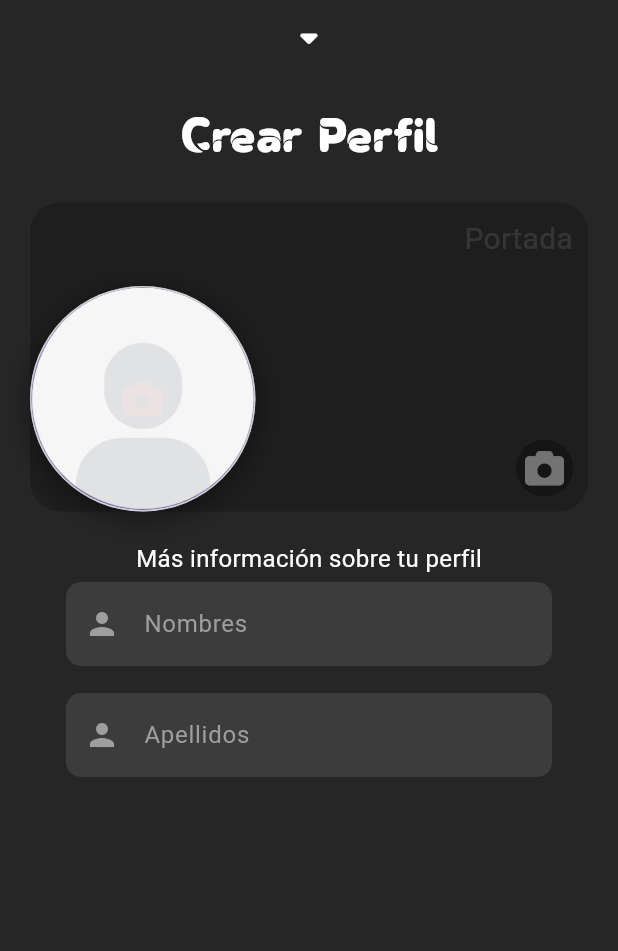
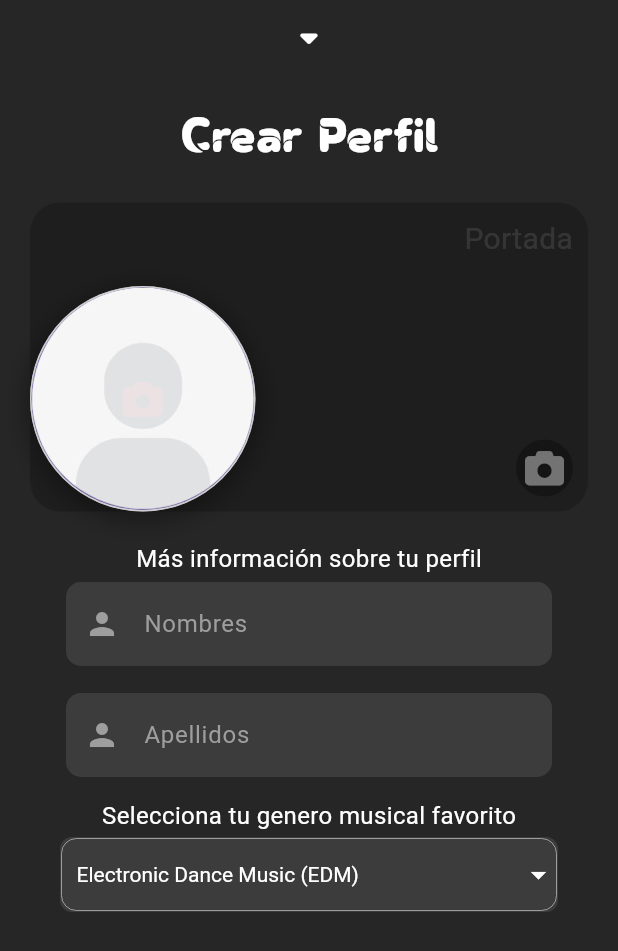
Before and after one commit to victorardila/beatconnect-nextgen-newui, a Flutter app: the ProfileView screen opened directly with empty values, on a phone screen of 412 x 824 dp. Shown: the top 951 px of the screen. Run offline on Flutter 3.47's test engine with Material 3 defaults, Android fonts, the phone set to English and light mode, and no system bars; our stand-ins replace flutter_svg, font_awesome_flutter, get, get_storage, image_picker; accounts and stored records are empty.

Commit message:
Componente dropdown animado creado v1

```diff
--- a/lib/ui/auth/modules/forgotpassword_view.dart
+++ b/lib/ui/auth/modules/forgotpassword_view.dart
@@ -77,7 +77,7 @@ class _ForgotPasswordViewState extends State<ForgotPasswordView> {
   Future<void> loadCountries() async {
     // Cargar el archivo JSON desde los assets
     final String response =
-        await rootBundle.loadString('assets/json/Phone_codes.json');
+        await rootBundle.loadString('assets/json/phone_codes.json');
     final List<dynamic> data = json.decode(response);
 
     setState(() {
@@ -169,6 +169,7 @@ class _ForgotPasswordViewState extends State<ForgotPasswordView> {
                                   children: [
                                     if (showDropdown)
                                       AnimatedDropdown<Country>(
+                                        width: 112.0,
                                         hint: 'Seleccione un país',
                                         items: countries,
                                         selectedItem:
--- a/lib/ui/auth/modules/profile_view.dart
+++ b/lib/ui/auth/modules/profile_view.dart
@@ -1,10 +1,33 @@
+import 'package:beatconnect_app/ui/widgets/animated_dropdown.dart';
 import 'package:beatconnect_app/ui/widgets/animated_textfield.dart';
 import 'package:beatconnect_app/ui/widgets/logotype.dart';
 import 'package:flutter/cupertino.dart';
 import 'package:flutter/material.dart';
 import 'package:font_awesome_flutter/font_awesome_flutter.dart';
 import 'package:image_picker/image_picker.dart';
+import 'package:flutter/services.dart';
+import 'dart:convert';
 import 'dart:io';
+
+class MusicalStyle {
+  final int id;
+  final String name;
+  final String description;
+
+  MusicalStyle({
+    required this.id,
+    required this.name,
+    required this.description,
+  });
+
+  factory MusicalStyle.fromJson(Map<String, dynamic> json) {
+    return MusicalStyle(
+      id: json['id'],
+      name: json['name'],
+      description: json['description'],
+    );
+  }
+}
 
 class ProfileView extends StatefulWidget {
   final VoidCallback onClose;
@@ -27,6 +50,29 @@ class _ProfileViewState extends State<ProfileView>
   bool isPressedCamera = false;
   String? avatarImagePath; // Para la imagen de perfil
   String? coverImagePath; // Para la imagen de portada
+
+  MusicalStyle? selectedMusicalStyle; // Para el género musical seleccionado
+  List<MusicalStyle> musicalStyles = [];
+
+  Future<void> loadMusicalStyles() async {
+    try {
+      final String response =
+          await rootBundle.loadString('assets/json/musical_styles.json');
+      final Map<String, dynamic> data = json.decode(response);
+
+      setState(() {
+        musicalStyles = (data['musical_styles'] as List)
+            .map((style) => MusicalStyle.fromJson(style))
+            .toList();
+
+        if (musicalStyles.isNotEmpty) {
+          selectedMusicalStyle = musicalStyles.first;
+        }
+      });
+    } catch (e) {
+      print("Error loading musical styles: $e");
+    }
+  }
 
   Future<void> _pickAvatarImage() async {
     final ImagePicker _picker = ImagePicker();
@@ -65,6 +111,7 @@ class _ProfileViewState extends State<ProfileView>
       duration: Duration(seconds: 1),
       vsync: this,
     )..repeat(reverse: true);
+    loadMusicalStyles(); // Cargar los estilos musicales
   }
 
   @override
@@ -72,6 +119,8 @@ class _ProfileViewState extends State<ProfileView>
     _animationController.dispose();
     name.dispose();
     lastname.dispose();
+    nameFocusNode.dispose();
+    lastnameFocusNode.dispose();
     super.dispose();
   }
 
@@ -80,7 +129,7 @@ class _ProfileViewState extends State<ProfileView>
     return Scaffold(
       backgroundColor: Color(0xFF262626),
       body: LayoutBuilder(
-        builder: (context, raints) {
+        builder: (context, constraints) {
           return SingleChildScrollView(
             child: Container(
               padding: EdgeInsets.symmetric(horizontal: 20),
@@ -119,8 +168,7 @@ class _ProfileViewState extends State<ProfileView>
                           Container(
                             decoration: BoxDecoration(
                               image: DecorationImage(
-                                image: FileImage(File(
-                                    coverImagePath!)), // Cambia a FileImage
+                                image: FileImage(File(coverImagePath!)),
                                 fit: BoxFit.cover,
                               ),
                               borderRadius:
@@ -159,36 +207,28 @@ class _ProfileViewState extends State<ProfileView>
                                 isPressedAvatar = false;
                               });
                             },
-                            onTap:
-                                _pickAvatarImage, // Cambia a _pickAvatarImage
+                            onTap: _pickAvatarImage,
                             child: Stack(
                               alignment: Alignment.center,
                               children: [
-                                // Contenedor que envuelve el CircleAvatar
                                 Container(
                                   decoration: BoxDecoration(
                                     shape: BoxShape.circle,
-                                    color: Colors
-                                        .white, // Color de fondo del borde
+                                    color: Colors.white,
                                     boxShadow: [
                                       BoxShadow(
                                         color: isPressedAvatar
-                                            ? Color.fromRGBO(0, 0, 0,
-                                                0.7) // Aumenta la opacidad de la sombra
-                                            : Color.fromRGBO(0, 0, 0,
-                                                0.3), // Aumenta la opacidad de la sombra
-                                        blurRadius:
-                                            12.0, // Aumenta el radio de difuminado
-                                        spreadRadius:
-                                            4.0, // Aumenta el tamaño de la sombra
-                                        offset: Offset(0,
-                                            4), // Aumenta la dirección de la sombra
+                                            ? Color.fromRGBO(0, 0, 0, 0.7)
+                                            : Color.fromRGBO(0, 0, 0, 0.3),
+                                        blurRadius: 12.0,
+                                        spreadRadius: 4.0,
+                                        offset: Offset(0, 4),
                                       ),
                                     ],
                                     border: Border.all(
                                       color: Color.fromRGBO(158, 158, 158, .2)
-                                          .withOpacity(0.5), // Color del borde
-                                      width: 1.0, // Ancho del borde
+                                          .withOpacity(0.5),
+                                      width: 1.0,
                                     ),
                                   ),
                                   child: CircleAvatar(
@@ -203,8 +243,7 @@ class _ProfileViewState extends State<ProfileView>
                                 Positioned(
                                   child: Container(
                                     decoration: BoxDecoration(
-                                      color: Colors
-                                          .transparent, // Asegúrate de establecer un color de fondo
+                                      color: Colors.transparent,
                                       shape: BoxShape.circle,
                                     ),
                                     padding: EdgeInsets.all(6),
@@ -221,7 +260,7 @@ class _ProfileViewState extends State<ProfileView>
                             ),
                           ),
                         ),
-                        //Imagen de portada
+                        // Imagen de portada
                         Positioned(
                           right: 10,
                           bottom: 10,
@@ -241,7 +280,7 @@ class _ProfileViewState extends State<ProfileView>
                                 isPressedCamera = false;
                               });
                             },
-                            onTap: _pickCoverImage, // Cambia a _pickCoverImage
+                            onTap: _pickCoverImage,
                             child: Container(
                               decoration: BoxDecoration(
                                 color: isPressedCamera
@@ -291,6 +330,26 @@ class _ProfileViewState extends State<ProfileView>
                           },
                         ),
                         SizedBox(height: 10),
+                        Text(
+                          'Selecciona tu genero musical favorito',
+                          style: TextStyle(color: Colors.white, fontSize: 16),
+                        ),
+                        AnimatedDropdown(
+                          hint: 'Seleccione tu estilo musical de preferencia',
+                          items:
+                              musicalStyles, // Cambia 'countries' a 'musicalStyles'
+                          selectedItem:
+                              selectedMusicalStyle, // Usa 'selectedMusicalStyle' aquí
+                          enableScaleAnimation: false,
+                          onChanged: (value) {
+                            setState(() {
+                              selectedMusicalStyle =
+                                  value; // Actualiza el estilo musical seleccionado
+                            });
+                          },
+                          itemLabelBuilder: (style) => style
+                              .name, // Muestra el nombre del estilo musical
+                        ),
                       ],
                     ),
                   ),
--- a/lib/ui/widgets/animated_dropdown.dart
+++ b/lib/ui/widgets/animated_dropdown.dart
@@ -1,19 +1,25 @@
 import 'package:flutter/material.dart';
 
 class AnimatedDropdown<T> extends StatefulWidget {
+  final double height;
+  final double width;
   final String hint;
   final List<T> items;
   final T? selectedItem;
   final Function(T?) onChanged;
   final String Function(T) itemLabelBuilder;
+  final bool enableScaleAnimation;
 
   const AnimatedDropdown({
     super.key,
+    this.height = 0.0,
+    this.width = 0.0,
     required this.hint,
     required this.items,
     required this.selectedItem,
     required this.onChanged,
     required this.itemLabelBuilder,
+    this.enableScaleAnimation = true,
   });
 
   @override
@@ -33,7 +39,7 @@ class _AnimatedDropdownState<T> extends State<AnimatedDropdown<T>>
     _focusNode = FocusNode();
     _controller = AnimationController(
       vsync: this,
-      duration: Duration(milliseconds: 300), // Duración de ambas animaciones
+      duration: Duration(milliseconds: 300),
     );
 
     // Animación de escala
@@ -49,7 +55,7 @@ class _AnimatedDropdownState<T> extends State<AnimatedDropdown<T>>
 
     _focusNode.addListener(() {
       if (!_focusNode.hasFocus) {
-        _controller.reverse(); // Revertir ambas animaciones al perder foco
+        _controller.reverse();
       }
     });
   }
@@ -65,7 +71,7 @@ class _AnimatedDropdownState<T> extends State<AnimatedDropdown<T>>
     setState(() {
       widget.onChanged(newValue);
       if (newValue != null) {
-        _controller.forward(); // Inicia ambas animaciones
+        _controller.forward();
       } else {
         _controller.reverse();
       }
@@ -76,28 +82,27 @@ class _AnimatedDropdownState<T> extends State<AnimatedDropdown<T>>
   Widget build(BuildContext context) {
     final bool isDarkMode = Theme.of(context).brightness == Brightness.dark;
 
-    return Row(
-      children: [
-        ScaleTransition(
-          scale: _scaleAnimation,
-          child: Container(
-            margin: const EdgeInsets.only(left: 8.0),
-            padding: const EdgeInsets.symmetric(horizontal: 8.0),
-            width: 100,
+    final double width =
+        widget.width != 0.0 ? widget.width : MediaQuery.of(context).size.width;
+    final double height = widget.height == 0.0 ? 56.0 : widget.height;
+
+    final animatedContent = Container(
       decoration: BoxDecoration(
+        color: Color(0xFF3C3C3C),
         borderRadius: BorderRadius.circular(8.0),
       ),
       child: AnimatedBuilder(
         animation: _borderAnimation,
         builder: (context, child) {
-                return CustomPaint(
+          return ClipRect(
+            // Agregar ClipRect aquí
+            child: CustomPaint(
               painter: BorderPainter(_borderAnimation.value),
               child: child,
+            ),
           );
         },
         child: Container(
-                padding: const EdgeInsets.symmetric(horizontal: 8.0),
-                width: 100,
           decoration: BoxDecoration(
             borderRadius: BorderRadius.circular(8.0),
             border: Border.all(color: Colors.transparent),
@@ -105,6 +110,8 @@ class _AnimatedDropdownState<T> extends State<AnimatedDropdown<T>>
           child: Focus(
             focusNode: _focusNode,
             child: DropdownButton<T>(
+              borderRadius: BorderRadius.circular(10),
+              padding: EdgeInsets.only(left: 10),
               hint: Text(
                 widget.hint,
                 style: TextStyle(
@@ -137,10 +144,26 @@ class _AnimatedDropdownState<T> extends State<AnimatedDropdown<T>>
           ),
         ),
       ),
+    );
+
+    return Container(
+      width: width,
+      height: height,
+      child: Row(
+        mainAxisAlignment: MainAxisAlignment.center,
+        children: [
+          widget.enableScaleAnimation
+              ? Expanded(
+                  // Agrega Expanded aquí para limitar el ancho y evitar desbordamiento
+                  child: ScaleTransition(
+                      scale: _scaleAnimation, child: animatedContent),
+                )
+              : Expanded(
+                  // Agrega Expanded aquí también si la animación está deshabilitada
+                  child: animatedContent,
                 ),
+        ],
       ),
-        SizedBox(width: MediaQuery.of(context).size.width * 0.02),
-      ],
     );
   }
 }
@@ -152,13 +175,15 @@ class BorderPainter extends CustomPainter {
 
   @override
   void paint(Canvas canvas, Size size) {
-    final rect = Rect.fromLTWH(0, 0, size.width, size.height);
+    final rect = Rect.fromLTWH(1, 1, size.width - 2, size.height - 2);
 
+    // Definir borde blanco
     final whiteBorderPaint = Paint()
-      ..color = Colors.white
+      ..color = const Color.fromRGBO(188, 188, 188, 1)
       ..strokeWidth = 0.5
       ..style = PaintingStyle.stroke;
 
+    // Definir borde con gradiente
     final gradientPaint = Paint()
       ..shader = LinearGradient(
         colors: [
@@ -174,15 +199,19 @@ class BorderPainter extends CustomPainter {
       ..strokeWidth = 2.0
       ..style = PaintingStyle.stroke;
 
+    // Crear el Path para el borde redondeado
     final path = Path();
-    path.addRRect(RRect.fromRectAndRadius(rect, Radius.circular(8)));
+    path.addRRect(RRect.fromRectAndRadius(rect, Radius.circular(10)));
 
+    // Verificar el estado de la animación para decidir qué borde mostrar
     if (progress > 0) {
+      // Dibujar el borde gradiente durante la interacción
       final pathMetrics = path.computeMetrics().first;
       final animatedPath =
           pathMetrics.extractPath(0, pathMetrics.length * progress);
       canvas.drawPath(animatedPath, gradientPaint);
     } else {
+      // Dibujar el borde blanco cuando no hay interacción
       canvas.drawPath(path, whiteBorderPaint);
     }
   }
```
Also changed, not shown: assets/json/musical_styles.json (added, +239 -0 lines), assets/json/phone_codes.json (renamed from assets/json/Phone_codes.json). Lines whose indentation alone changed are shown as unchanged.
